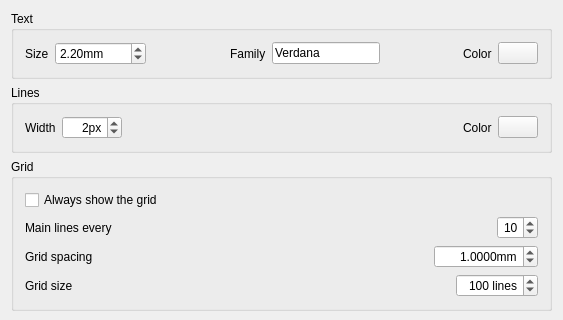
Before: the Qt Designer form Gui/Resources/ui/preferences-gdt.ui in juanvanyo/FreeCAD-GDT, drawn with Qt 5; both pictures show x 0 to 563 and y 0 to 320 of the 563 by 506 pixel window.
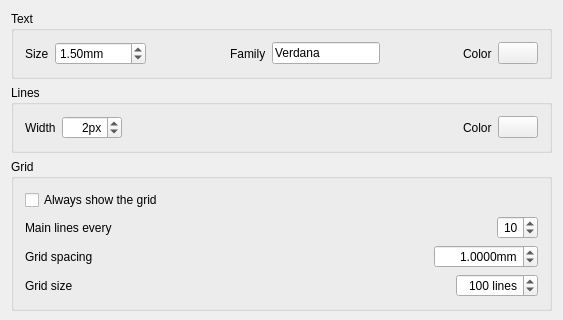
After: the same form once the commit is applied. Custom widgets are drawn as their Qt base class.

The edit to the form file:
```diff
--- a/Gui/Resources/ui/preferences-gdt.ui
+++ b/Gui/Resources/ui/preferences-gdt.ui
@@ -47,7 +47,7 @@
            <double>9999.989999999999782</double>
           </property>
           <property name="value">
-           <double>2.200000000000000</double>
+           <double>1.500000000000000</double>
           </property>
           <property name="prefEntry" stdset="0">
            <cstring>textSize</cstring>
```
